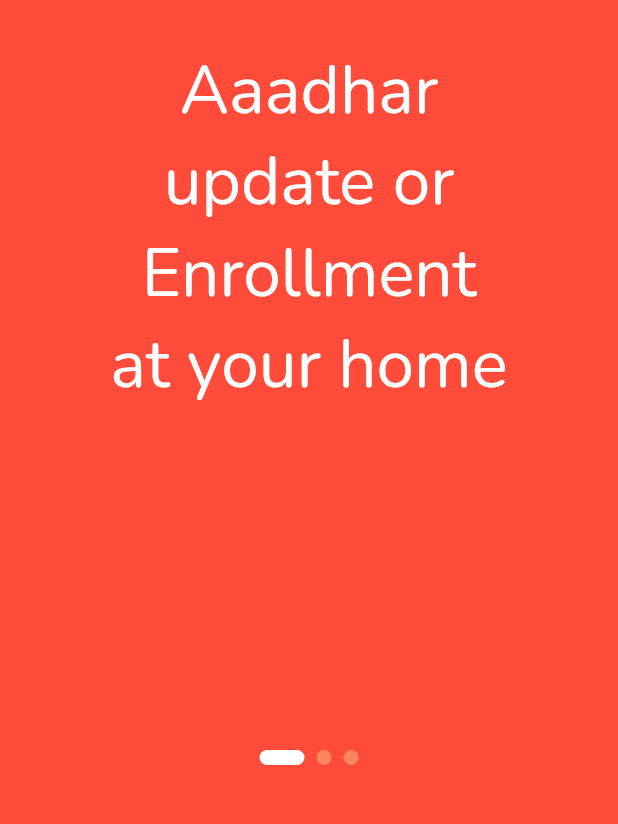
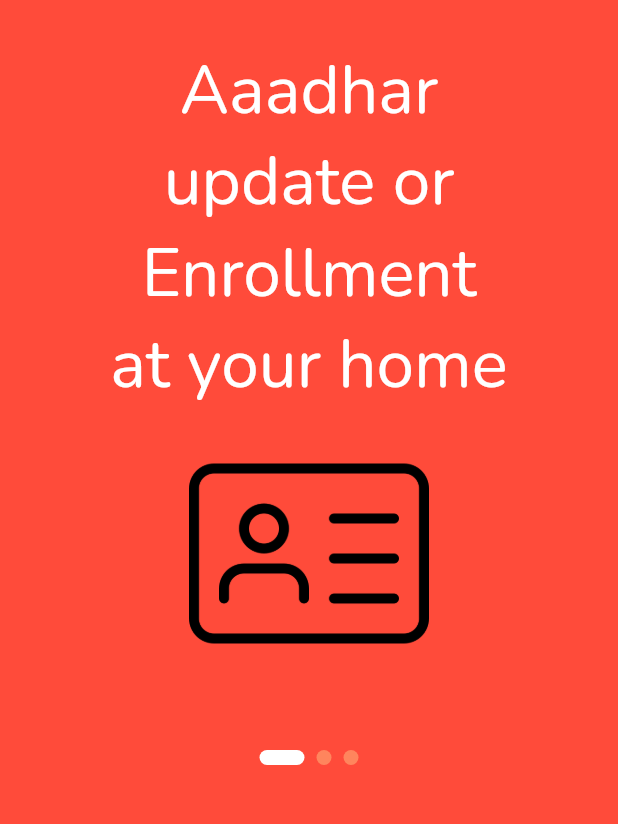
Before and after one commit to wersharks/mera_aadhar, a Flutter app: the OnBoardingScreen screen opened directly, on a phone screen of 412 x 824 dp, the part 357-1181 px from its top. Run offline on Flutter 3.47's test engine with Material 2 defaults, Android fonts, the phone set to English and light mode, and no system bars; drawn by our look-alikes of smooth_page_indicator; our stand-ins replace cloud_firestore, firebase_auth, firebase_core, firebase_messaging, flutter_map, flutter_otp_text_field and 5 more; missing offline and left inert: flutter_map_marker_popup, otp_autofill; accounts and stored records are empty.

Commit message:
Icon fixed

```diff
--- a/lib/screens/welcomePage.dart
+++ b/lib/screens/welcomePage.dart
@@ -32,6 +32,14 @@ class WelcomeScreen extends StatelessWidget {
                 ),
               ),
             ),
+            const SizedBox(
+              height: 15,
+            ),
+            Container(
+              height: 160,
+              width: 160,
+              child: Image.asset('assets/card.png'),
+            ),
           ],
         ),
       ),
```
